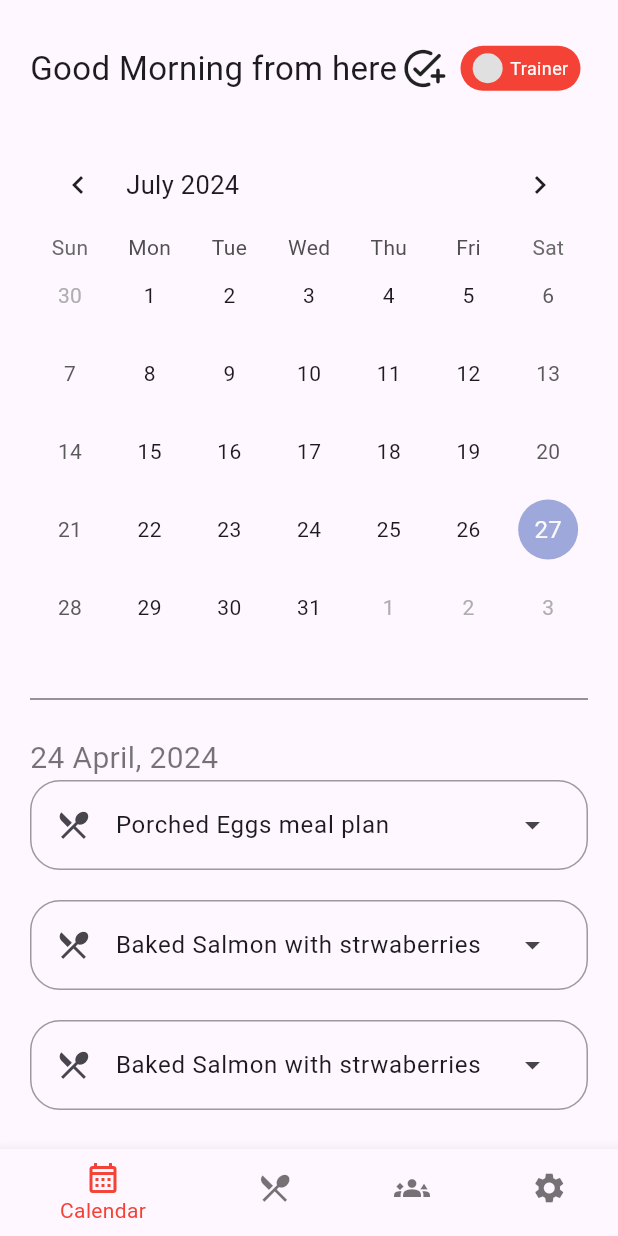
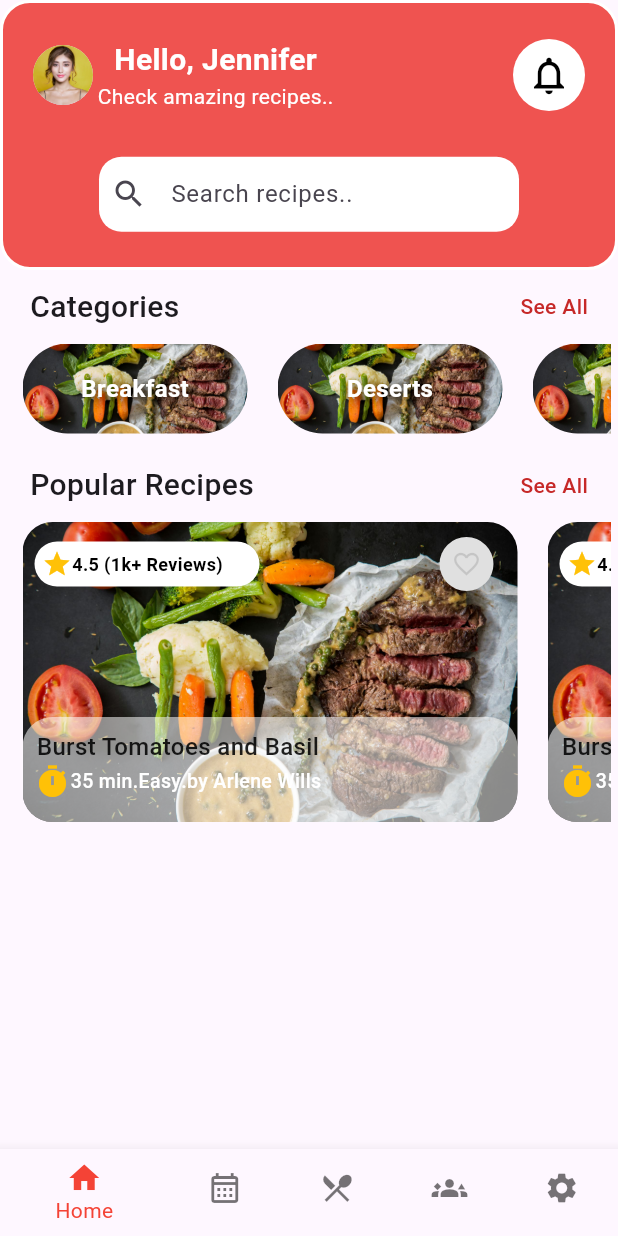
Before and after one commit to factorgh/fitness-recipe, a Flutter app: the TabsScreen screen opened directly, on a phone screen of 412 x 824 dp. Run offline on Flutter 3.47's test engine with Material 3 defaults, Android fonts, the phone set to English and light mode, and no system bars; drawn by our look-alikes of table_calendar; our stand-ins replace dio, flutter_rating_stars, flutter_speed_dial, flutter_svg, image_picker, shared_preferences and 1 more; accounts and stored records are empty; network calls fail.

Commit message:
Changes earlier

```diff
--- a/lib/screens/calendar_screen.dart
+++ b/lib/screens/calendar_screen.dart
@@ -44,7 +44,7 @@ class _CalendarScreenState extends State<CalendarScreen> {
                     print(token);
                   },
                   child: const Text(
-                    'Good Morning from here',
+                    'Good Morning ',
                     style: TextStyle(fontSize: 22),
                   ),
                 ),
--- a/lib/screens/login_screen.dart
+++ b/lib/screens/login_screen.dart
@@ -1,5 +1,3 @@
-// ignore_for_file: use_build_context_synchronously
-
 import 'dart:convert';
 import 'package:flutter/material.dart';
 import 'package:voltican_fitness/screens/signup_screen.dart';
@@ -22,16 +20,16 @@ class _LoginScreenState extends State<LoginScreen> {
   bool _isLoading = false;
   bool _passwordVisible = false;
 
-  void _submit(BuildContext context) async {
-    final isValid = _formKey.currentState!.validate();
-    if (isValid) {
+  Future<void> _submit(BuildContext context) async {
+    if (!_formKey.currentState!.validate()) {
+      return;
+    }
     _formKey.currentState!.save();
     setState(() {
       _isLoading = true;
     });
     try {
-        final url =
-            Uri.parse('https://fitness.adroit360.com/api/v1/auth/login');
+      final url = Uri.parse('https://fitness.adroit360.com/api/v1/auth/login');
       final response = await http.post(
         url,
         headers: {'Content-Type': 'application/json'},
@@ -39,34 +37,30 @@ class _LoginScreenState extends State<LoginScreen> {
             {'password': _enteredPassword, 'username': _enteredUsername}),
       );
 
-        print(response.body);
-        // Get token from response body
+      if (response.statusCode == 201) {
         final token = json.decode(response.body)['token'];
+        final prefs = await SharedPreferences.getInstance();
+        await prefs.setString('auth_token', token);
 
-        // Save user token to shared preferences
-        final prefs = await SharedPreferences.getInstance();
-        prefs.setString('auth_token', token);
-
-        if (response.statusCode == 201) {
         if (!mounted) return;
-
-          Navigator.of(context).pushReplacement(MaterialPageRoute(
-              builder: (ctx) => const TabsScreen(userRole: 1)));
+        Navigator.of(context).pushReplacement(
+            MaterialPageRoute(builder: (ctx) => const TabsScreen(userRole: 1)));
       } else {
-          ScaffoldMessenger.of(context).showSnackBar(
-            const SnackBar(content: Text('Login failed. Please try again.')),
-          );
+        _showErrorSnackBar('Login failed. Please try again.');
       }
     } catch (error) {
-        ScaffoldMessenger.of(context).showSnackBar(
-          const SnackBar(content: Text('An error occurred. Please try again.')),
-        );
+      _showErrorSnackBar('An error occurred. Please try again.');
     } finally {
       setState(() {
         _isLoading = false;
       });
     }
   }
+
+  void _showErrorSnackBar(String message) {
+    ScaffoldMessenger.of(context).showSnackBar(
+      SnackBar(content: Text(message)),
+    );
   }
 
   void _goToSignup(BuildContext ctx) {
@@ -78,7 +72,6 @@ class _LoginScreenState extends State<LoginScreen> {
   Widget build(BuildContext context) {
     return Scaffold(
       body: SingleChildScrollView(
-        child: Padding(
         padding: const EdgeInsets.all(20.0),
         child: Column(
           mainAxisAlignment: MainAxisAlignment.center,
@@ -105,32 +98,28 @@ class _LoginScreenState extends State<LoginScreen> {
               'Enter your details to continue',
               style: TextStyle(color: Color.fromARGB(255, 133, 132, 132)),
             ),
-              SingleChildScrollView(
-                child: Form(
+            const SizedBox(height: 40),
+            Form(
               key: _formKey,
               child: Column(
                 mainAxisSize: MainAxisSize.min,
                 mainAxisAlignment: MainAxisAlignment.center,
                 crossAxisAlignment: CrossAxisAlignment.start,
                 children: [
-                      const SizedBox(height: 40),
                   const Text(
                     'Enter username',
-                        style: TextStyle(
-                            color: Color.fromARGB(255, 133, 132, 132)),
+                    style: TextStyle(color: Color.fromARGB(255, 133, 132, 132)),
                   ),
                   const SizedBox(height: 3),
                   TextFormField(
                     decoration: InputDecoration(
                       hintText: 'Enter a username',
                       border: OutlineInputBorder(
-                            borderSide:
-                                const BorderSide(color: Color(0xFFBFBFBF)),
+                        borderSide: const BorderSide(color: Color(0xFFBFBFBF)),
                         borderRadius: BorderRadius.circular(15),
                       ),
                       enabledBorder: OutlineInputBorder(
-                            borderSide:
-                                const BorderSide(color: Color(0xFFBFBFBF)),
+                        borderSide: const BorderSide(color: Color(0xFFBFBFBF)),
                         borderRadius: BorderRadius.circular(15),
                       ),
                     ),
@@ -147,8 +136,7 @@ class _LoginScreenState extends State<LoginScreen> {
                   const SizedBox(height: 20),
                   const Text(
                     'Enter a password',
-                        style: TextStyle(
-                            color: Color.fromARGB(255, 133, 132, 132)),
+                    style: TextStyle(color: Color.fromARGB(255, 133, 132, 132)),
                   ),
                   const SizedBox(height: 3),
                   TextFormField(
@@ -161,8 +149,7 @@ class _LoginScreenState extends State<LoginScreen> {
                         borderRadius: BorderRadius.circular(15),
                       ),
                       enabledBorder: OutlineInputBorder(
-                            borderSide:
-                                const BorderSide(color: Color(0xFFBFBFBF)),
+                        borderSide: const BorderSide(color: Color(0xFFBFBFBF)),
                         borderRadius: BorderRadius.circular(15),
                       ),
                       suffixIcon: IconButton(
@@ -195,7 +182,10 @@ class _LoginScreenState extends State<LoginScreen> {
                     const Center(child: CircularProgressIndicator())
                   else
                     InkWell(
-                          onTap: () => _submit(context),
+                      onTap: () {
+                        Navigator.of(context).push(MaterialPageRoute(
+                            builder: (ctx) => const TabsScreen(userRole: 1)));
+                      },
                       child: const ButtonWidget(
                           backColor: Colors.red,
                           text: 'Login',
@@ -203,7 +193,6 @@ class _LoginScreenState extends State<LoginScreen> {
                     ),
                   const SizedBox(height: 20),
                 ],
-                  ),
               ),
             ),
             const SizedBox(height: 10),
@@ -223,7 +212,6 @@ class _LoginScreenState extends State<LoginScreen> {
           ],
         ),
       ),
-      ),
     );
   }
 }
--- a/lib/screens/onboarding_screen.dart
+++ b/lib/screens/onboarding_screen.dart
@@ -26,6 +26,14 @@ class _OnboardingScreenState extends State<OnboardingScreen> {
     Navigator.of(context).push(
       MaterialPageRoute(
         builder: (ctx) => const LoginScreen(),
+      ),
+    );
+  }
+
+  void _signUp(BuildContext ctx) {
+    Navigator.of(context).push(
+      MaterialPageRoute(
+        builder: (ctx) => const SignupScreen(),
       ),
     );
   }
@@ -101,7 +109,7 @@ class _OnboardingScreenState extends State<OnboardingScreen> {
                         textColor: Colors.white),
                   ),
                   const SizedBox(
-                    height: 20,
+                    height: 10,
                   ),
                   InkWell(
                     onTap: () {
@@ -114,6 +122,19 @@ class _OnboardingScreenState extends State<OnboardingScreen> {
                         textColor: Colors.brown),
                   ),
                   const SizedBox(
+                    height: 10,
+                  ),
+                  InkWell(
+                    onTap: () {
+                      _signUp(context);
+                    },
+                    splashColor: Colors.purple,
+                    child: const ButtonWidget(
+                        backColor: Colors.white,
+                        text: 'Skip',
+                        textColor: Colors.brown),
+                  ),
+                  const SizedBox(
                     height: 50,
                   )
                 ],
--- a/lib/screens/tabs_screen.dart
+++ b/lib/screens/tabs_screen.dart
@@ -3,7 +3,8 @@ import 'package:voltican_fitness/screens/calendar_screen.dart';
 import 'package:voltican_fitness/screens/meal_plan_screen.dart';
 import 'package:voltican_fitness/screens/settings_screen.dart';
 import 'package:voltican_fitness/screens/trainees_screen.dart';
-import 'package:voltican_fitness/screens/calendar_trainee_screen.dart'; // Assuming you have this screen
+import 'package:voltican_fitness/screens/calendar_trainee_screen.dart';
+import 'package:voltican_fitness/screens/trainer_landing_screen.dart'; // Assuming you have this screen
 
 class TabsScreen extends StatefulWidget {
   final int userRole; // Pass user role to the widget
@@ -26,6 +27,7 @@ class _TabsScreenState extends State<TabsScreen> {
       ];
     } else {
       return const [
+        TrainerLandeingScreen(),
         CalendarScreen(),
         MealPlanScreen(),
         TraineesScreen(),
@@ -49,6 +51,10 @@ class _TabsScreenState extends State<TabsScreen> {
       ];
     } else {
       return const [
+        BottomNavigationBarItem(
+          icon: Icon(Icons.home),
+          label: 'Home',
+        ),
         BottomNavigationBarItem(
           icon: Icon(Icons.calendar_month_outlined),
           label: 'Calendar',
--- /dev/null
+++ b/lib/screens/trainer_landing_screen.dart
@@ -0,0 +1,169 @@
+import 'package:flutter/material.dart';
+import 'package:voltican_fitness/widgets/category_slider.dart';
+import 'package:voltican_fitness/widgets/new_recipe_slider.dart';
+
+class TrainerLandeingScreen extends StatelessWidget {
+  const TrainerLandeingScreen({super.key});
+
+  @override
+  Widget build(BuildContext context) {
+    final categories = [
+      'Breakfast',
+      'Deserts',
+      'Lunch',
+      'Dinner',
+      'Others',
+    ];
+    final recipes = [
+      'Breakfast',
+      'Deserts',
+      'Lunch',
+      'Dinner',
+      'Others',
+    ];
+
+    void handleCategorySelected(String category) {
+      // Handle category selection
+      print('Selected category: $category');
+    }
+
+    void handleRecipSelected(String category) {
+      // Handle category selection
+      print('Selected category: $category');
+    }
+
+    return Scaffold(
+        body: SafeArea(
+      child: Column(
+        children: [
+          // First Row
+          Container(
+            height: 180,
+            decoration: BoxDecoration(
+              color: Colors.red[400],
+              borderRadius: BorderRadius.circular(20),
+              border: Border.all(color: Colors.white, width: 2),
+            ),
+            child: Column(
+              mainAxisAlignment: MainAxisAlignment.center,
+              children: [
+                Padding(
+                  padding: const EdgeInsets.symmetric(horizontal: 20),
+                  child: Row(
+                    mainAxisAlignment: MainAxisAlignment.spaceBetween,
+                    children: [
+                      const Row(
+                        children: [
+                          CircleAvatar(
+                            radius: 20,
+                            backgroundImage:
+                                AssetImage('assets/images/profile.jpg'),
+                          ),
+                          SizedBox(
+                            width: 3,
+                          ),
+                          Column(
+                            mainAxisAlignment: MainAxisAlignment.center,
+                            children: [
+                              Text(
+                                'Hello, Jennifer',
+                                style: TextStyle(
+                                    fontSize: 20,
+                                    fontWeight: FontWeight.bold,
+                                    color: Colors.white),
+                              ),
+                              Text(
+                                'Check amazing recipes..',
+                                style: TextStyle(color: Colors.white),
+                              )
+                            ],
+                          ),
+                        ],
+                      ),
+                      Container(
+                        decoration: BoxDecoration(
+                          borderRadius: BorderRadius.circular(30),
+                          color: Colors.white,
+                        ),
+                        child: IconButton(
+                            onPressed: () {},
+                            icon: const Icon(Icons.notifications_none_outlined,
+                                color: Colors.black, size: 30)),
+                      ),
+                    ],
+                  ),
+                ),
+                const SizedBox(
+                  height: 30,
+                ),
+                Container(
+                  height: 50,
+                  width: 280,
+                  decoration: BoxDecoration(
+                      color: Colors.white,
+                      borderRadius: BorderRadius.circular(15)),
+                  child: const Padding(
+                      padding: EdgeInsets.all(8.0),
+                      child: TextField(
+                        decoration: InputDecoration(
+                            border: InputBorder.none,
+                            icon: Icon(Icons.search),
+                            label: Text("Search recipes..")),
+                      )),
+                )
+              ],
+            ),
+          ),
+          // Second Row
+          const SizedBox(
+            height: 10,
+          ),
+          Padding(
+            padding: const EdgeInsets.symmetric(horizontal: 20),
+            child: Row(
+              mainAxisAlignment: MainAxisAlignment.spaceBetween,
+              children: [
+                const Text(
+                  "Categories",
+                  style: TextStyle(fontSize: 20, fontWeight: FontWeight.w500),
+                ),
+                Text(
+                  "See All",
+                  style: TextStyle(
+                      color: Colors.red[800], fontWeight: FontWeight.w500),
+                )
+              ],
+            ),
+          ),
+
+          // Categories
+          CategorySlider(
+            categories: categories,
+            onCategorySelected: handleCategorySelected,
+          ),
+          // New recipe slider
+          Padding(
+            padding: const EdgeInsets.symmetric(horizontal: 20, vertical: 10),
+            child: Row(
+              mainAxisAlignment: MainAxisAlignment.spaceBetween,
+              children: [
+                const Text(
+                  "Popular Recipes",
+                  style: TextStyle(fontSize: 20, fontWeight: FontWeight.w500),
+                ),
+                Text(
+                  "See All",
+                  style: TextStyle(
+                      color: Colors.red[800], fontWeight: FontWeight.w500),
+                )
+              ],
+            ),
+          ),
+          // New recipe slider
+          NewRecipeSlider(
+              recipes: recipes, onCategorySelected: handleRecipSelected)
+        ],
+      ),
+    ));
+  }
+}
--- /dev/null
+++ b/lib/widgets/category_slider.dart
@@ -0,0 +1,68 @@
+import 'package:flutter/material.dart';
+
+class CategorySlider extends StatelessWidget {
+  final List<String> categories;
+  final Function(String) onCategorySelected;
+
+  const CategorySlider({
+    super.key,
+    required this.categories,
+    required this.onCategorySelected,
+  });
+
+  @override
+  Widget build(BuildContext context) {
+    return Container(
+      height: 80, // Adjust height as needed
+      padding: const EdgeInsets.symmetric(vertical: 10, horizontal: 5),
+      child: ListView.builder(
+        scrollDirection: Axis.horizontal,
+        itemCount: categories.length,
+        itemBuilder: (context, index) {
+          return _buildCategoryItem(context, categories[index]);
+        },
+      ),
+    );
+  }
+
+  Widget _buildCategoryItem(BuildContext context, String category) {
+    return GestureDetector(
+      onTap: () => onCategorySelected(category),
+      child: Container(
+        width: 150, // Adjust width as needed
+        margin: const EdgeInsets.symmetric(horizontal: 10),
+        child: Stack(
+          children: [
+            Container(
+              width: double.infinity,
+              decoration: BoxDecoration(
+                borderRadius: BorderRadius.circular(40),
+                image: const DecorationImage(
+                  image: AssetImage("assets/recipe.jpg"),
+                  fit: BoxFit.cover,
+                ),
+              ),
+            ),
+            Center(
+              child: Text(
+                category,
+                style: const TextStyle(
+                  color: Colors.white,
+                  fontSize: 16,
+                  fontWeight: FontWeight.bold,
+                  shadows: [
+                    Shadow(
+                      blurRadius: 10.0,
+                      color: Colors.black,
+                      offset: Offset(2.0, 2.0),
+                    ),
+                  ],
+                ),
+              ),
+            ),
+          ],
+        ),
+      ),
+    );
+  }
+}
--- /dev/null
+++ b/lib/widgets/custom_category_item.dart
@@ -0,0 +1,20 @@
+import 'package:flutter/material.dart';
+
+class MyWidget extends StatelessWidget {
+  final String title;
+  const MyWidget({super.key, required this.title});
+
+  @override
+  Widget build(BuildContext context) {
+    return Stack(
+      children: [
+        const Image(image: AssetImage("assets/images/background.jpg")),
+        Positioned(
+            child: Text(
+          title,
+          style: const TextStyle(color: Colors.white),
+        ))
+      ],
+    );
+  }
+}
--- /dev/null
+++ b/lib/widgets/new_recipe_slider.dart
@@ -0,0 +1,183 @@
+import 'package:flutter/material.dart';
+
+class NewRecipeSlider extends StatelessWidget {
+  final List<String> recipes;
+  final Function(String) onCategorySelected;
+
+  const NewRecipeSlider({
+    super.key,
+    required this.recipes,
+    required this.onCategorySelected,
+  });
+
+  @override
+  Widget build(BuildContext context) {
+    return Container(
+      height: 200, // Adjust height as needed
+      padding: const EdgeInsets.symmetric(horizontal: 5),
+      child: ListView.builder(
+        scrollDirection: Axis.horizontal,
+        itemCount: recipes.length,
+        itemBuilder: (context, index) {
+          return _buildRecipeItem(context, recipes[index]);
+        },
+      ),
+    );
+  }
+
+  Widget _buildRecipeItem(BuildContext context, String recipe) {
+    return GestureDetector(
+      onTap: () => onCategorySelected(recipe),
+      child: Container(
+        width: 330,
+        // Adjust width as needed
+        margin: const EdgeInsets.symmetric(horizontal: 10),
+        child: Stack(
+          children: [
+            Container(
+              width: double.infinity,
+              decoration: BoxDecoration(
+                borderRadius: BorderRadius.circular(20),
+                image: const DecorationImage(
+                  image: AssetImage("assets/recipe.jpg"),
+                  fit: BoxFit.cover,
+                ),
+              ),
+            ),
+            Positioned(
+              top: 10,
+              left: 8,
+              child: Column(
+                children: [
+                  Row(
+                    mainAxisAlignment: MainAxisAlignment.spaceBetween,
+                    children: [
+                      Container(
+                        height: 30,
+                        width: 150,
+                        decoration: BoxDecoration(
+                            color: Colors.white,
+                            borderRadius: BorderRadius.circular(20)),
+                        child: const Center(
+                          child: Row(
+                            children: [
+                              SizedBox(
+                                width: 5,
+                              ),
+                              Icon(
+                                Icons.star,
+                                size: 20,
+                                color: Colors.amber,
+                              ),
+                              Text(
+                                '4.5 (1k+ Reviews)',
+                                style: TextStyle(
+                                  color: Colors.black,
+                                  fontSize: 12,
+                                  fontWeight: FontWeight.bold,
+                                ),
+                              ),
+                            ],
+                          ),
+                        ),
+                      ),
+                      const SizedBox(
+                        width: 120,
+                      ),
+                      // Add Favorite Icon
+                      Container(
+                        decoration: BoxDecoration(
+                          color: Colors.grey[300],
+                          borderRadius: BorderRadius.circular(20),
+                        ),
+                        child: const Padding(
+                          padding: EdgeInsets.all(8.0),
+                          child: Icon(Icons.favorite_border_outlined,
+                              color: Colors.black12, size: 20),
+                        ),
+                      )
+                    ],
+                  ),
+                  // Short Description
+                ],
+              ),
+            ),
+            Positioned(
+              top: 130,
+              bottom: 0,
+              child: Container(
+                width: 330,
+                height: 80,
+                decoration: BoxDecoration(
+                    color: Colors.white54,
+                    borderRadius: BorderRadius.circular(20)),
+                child: const Row(
+                  children: [
+                    Padding(
+                      padding: EdgeInsets.all(8.0),
+                      child: Column(
+                        children: [
+                          Text(
+                            "Burst Tomatoes and Basil",
+                            style: TextStyle(
+                                color: Colors.black87,
+                                fontSize: 16,
+                                fontWeight: FontWeight.w500),
+                          ),
+                          Row(
+                            mainAxisAlignment: MainAxisAlignment.center,
+                            children: [
+                              Icon(
+                                Icons.timer,
+                                color: Colors.amber,
+                              ),
+                              Text(
+                                "35 min",
+                                style: TextStyle(
+                                    color: Colors.white,
+                                    fontSize: 13,
+                                    fontWeight: FontWeight.w500),
+                              ),
+                              Text(
+                                ".",
+                                style: TextStyle(
+                                    color: Colors.white,
+                                    fontSize: 13,
+                                    fontWeight: FontWeight.w500),
+                              ),
+                              Text(
+                                'Easy',
+                                style: TextStyle(
+                                    color: Colors.white,
+                                    fontSize: 13,
+                                    fontWeight: FontWeight.w500),
+                              ),
+                              Text(
+                                ".",
+                                style: TextStyle(
+                                    color: Colors.white,
+                                    fontSize: 13,
+                                    fontWeight: FontWeight.w500),
+                              ),
+                              Text(
+                                "by Arlene Wills",
+                                style: TextStyle(
+                                    color: Colors.white,
+                                    fontSize: 13,
+                                    fontWeight: FontWeight.w500),
+                              ),
+                            ],
+                          )
+                        ],
+                      ),
+                    )
+                  ],
+                ),
+              ),
+            ),
+          ],
+        ),
+      ),
+    );
+  }
+}
--- a/pubspec.yaml
+++ b/pubspec.yaml
@@ -105,6 +105,8 @@ flutter:
     - assets/icons/app_icon.png
     - assets/icons/launch_icon.png
     - assets/images/profile.jpg
+    - assets/images/category.jpg
+    - assets/recipe.jpg
 
   # An image asset can refer to one or more resolution-specific "variants", see
   # https://flutter.dev/assets-and-images/#resolution-aware
```
Also changed, not shown: assets/images/category.jpg (added), assets/recipe.jpg (added). Lines whose indentation alone changed are shown as unchanged.
